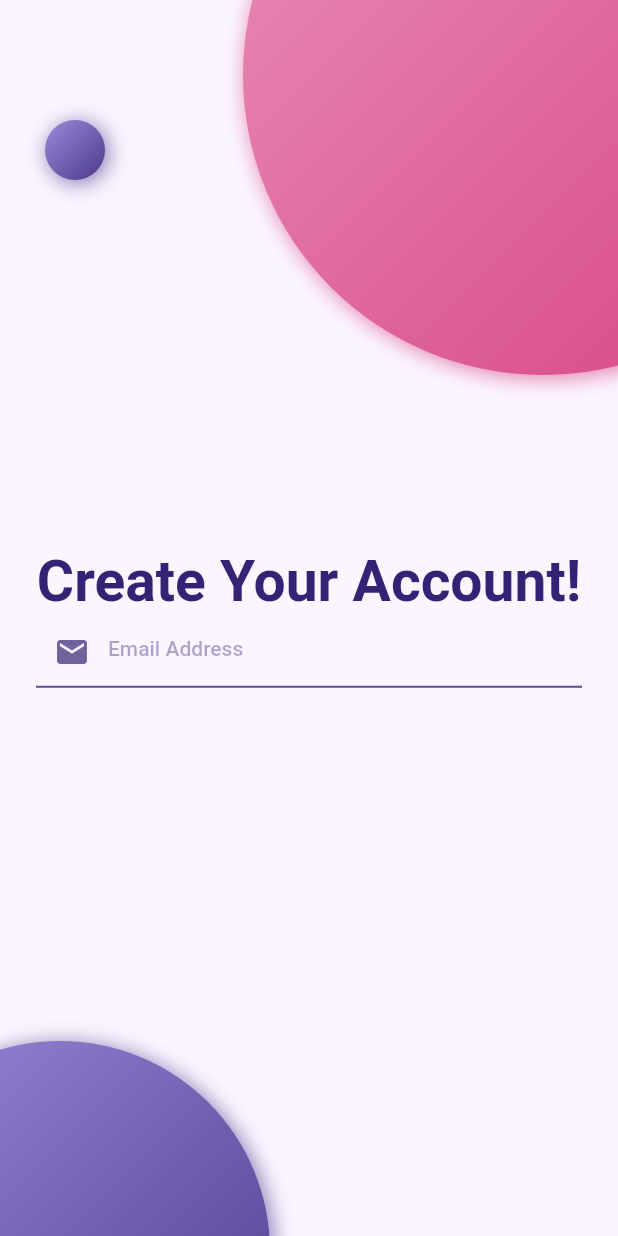
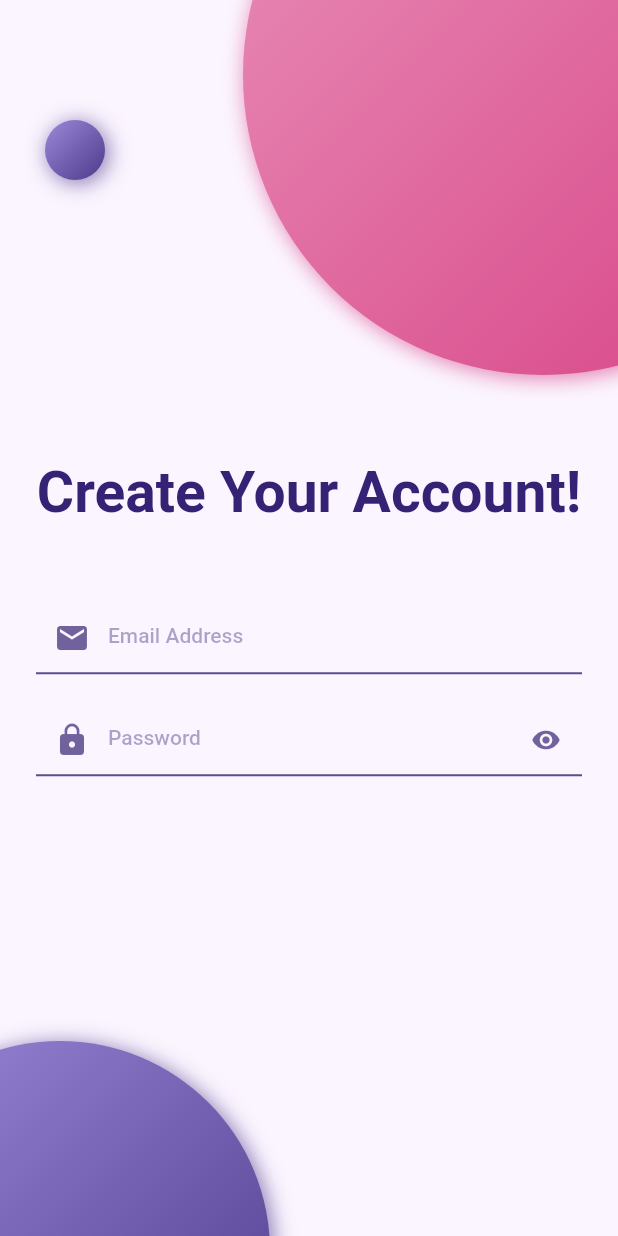
Before and after one commit to cparragatorres/flutter_codigo5_ui, a Flutter app: the screen it shows after launch, on a phone screen of 412 x 824 dp. Run offline on Flutter 3.47's test engine with Material 2 defaults, Android fonts, the phone set to English and light mode, and no system bars; our stand-ins replace flutter_svg, google_fonts.

Commit message:
Login2 5

```diff
--- a/lib/pages/login2_page.dart
+++ b/lib/pages/login2_page.dart
@@ -64,6 +64,9 @@ class Login2Page extends StatelessWidget {
                             fontSize: 38.0,
                             fontWeight: FontWeight.bold),
                       ),
+                      const SizedBox(
+                        height: 50.0,
+                      ),
                       TextField(
                         decoration: InputDecoration(
                           hintText: "Email Address",
@@ -74,6 +77,40 @@ class Login2Page extends StatelessWidget {
                           ),
                           prefixIcon: Icon(
                             Icons.mail,
+                            color: kColorPrimaryLogin2.withOpacity(0.70),
+                          ),
+                          focusedBorder: UnderlineInputBorder(
+                            borderSide: BorderSide(
+                              color: kColorPrimaryLogin2.withOpacity(0.8),
+                              width: 1.4,
+                            ),
+                          ),
+                          enabledBorder: UnderlineInputBorder(
+                            borderSide: BorderSide(
+                              color: kColorPrimaryLogin2.withOpacity(0.8),
+                              width: 1.4,
+                            ),
+                          ),
+                        ),
+                      ),
+                      const SizedBox(
+                        height: 20.0,
+                      ),
+                      TextField(
+                        decoration: InputDecoration(
+                          hintText: "Password",
+                          hintStyle: TextStyle(
+                            fontSize: 14.0,
+                            color: kColorPrimaryLogin2.withOpacity(0.4),
+                            fontWeight: FontWeight.w500,
+                          ),
+                          prefixIcon: Icon(
+                            Icons.lock,
+                            color: kColorPrimaryLogin2.withOpacity(0.70),
+                          ),
+                          suffixIcon: Icon(
+                            Icons.remove_red_eye,
+                            size: 20,
                             color: kColorPrimaryLogin2.withOpacity(0.70),
                           ),
                           focusedBorder: UnderlineInputBorder(
```
